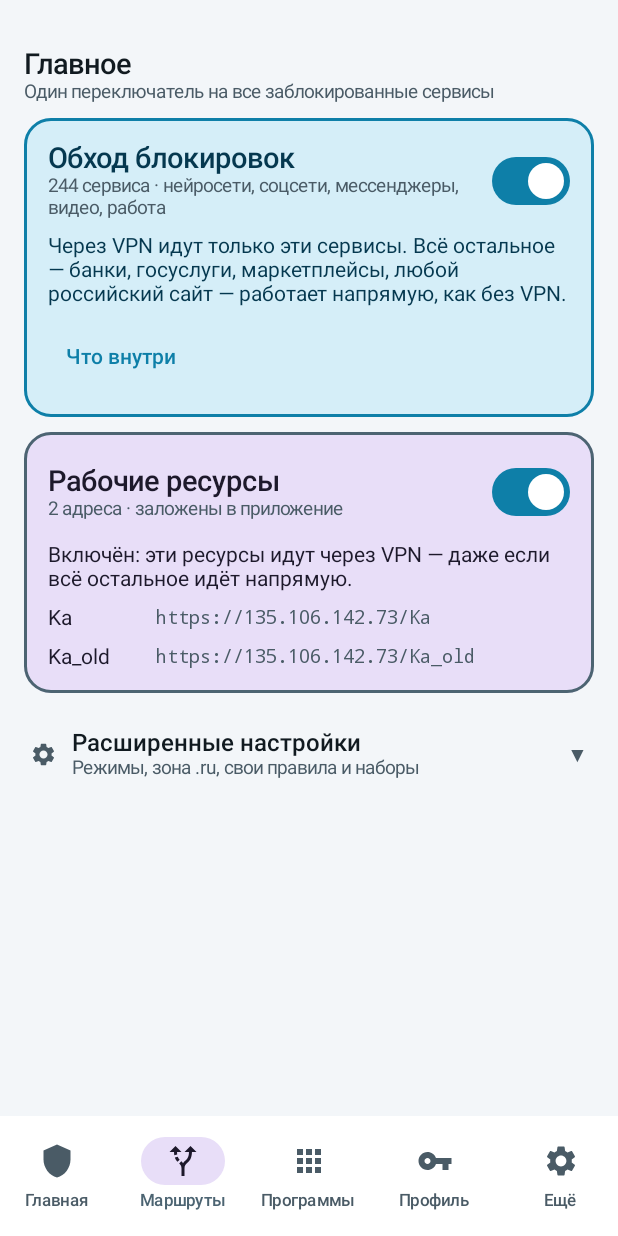
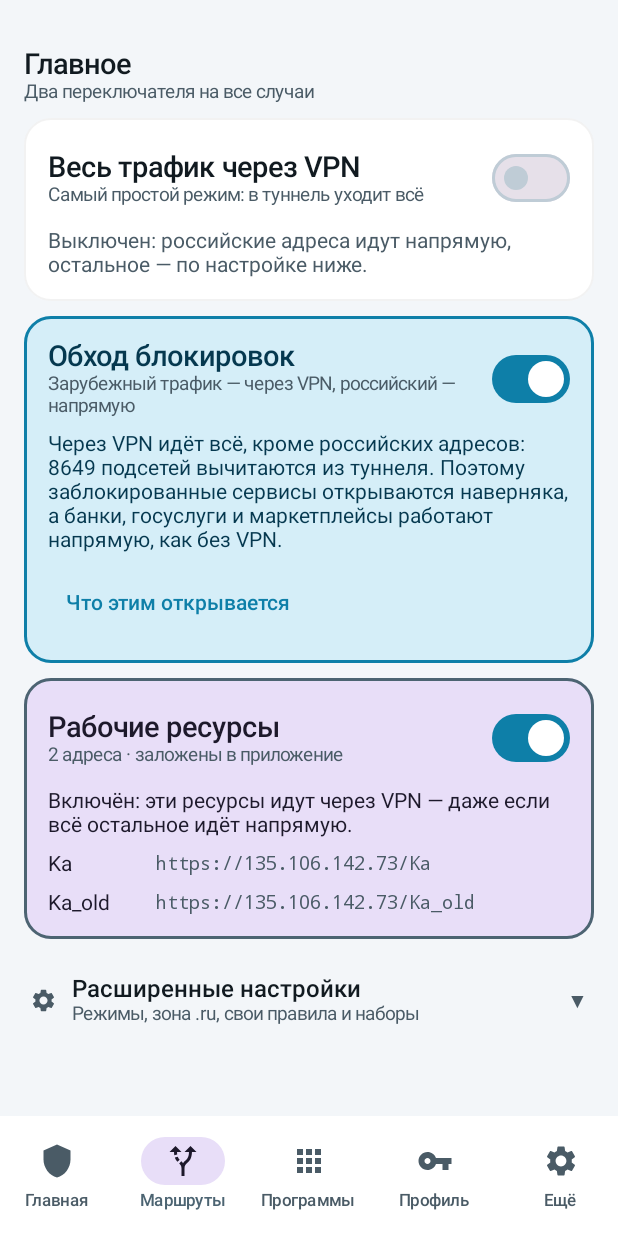
Before and after one commit to viktorbeloglazov-design/vpn, an Android app built with Jetpack Compose: the screen it shows after launch (MainActivity), item 2 of the bottom bar chosen, on a phone screen of 412 x 824 dp. Run offline under Robolectric (Android 15) with nearby library versions, the phone set to English and light mode, and no system bars; libraries missing offline, so code that uses them is left out: org.amnezia.awg.

Commit message:
Главный фильтр работает по адресам, а не по именам сервисов
Было так: приложение разворачивало 244 домена в адреса и заворачивало
в туннель только их. Внутри России это ненадёжно по трём причинам сразу.
Ответ обычного DNS подменяют, и в туннель уезжал неверный адрес.
Крупные сервисы живут на сотнях адресов, которые меняются на ходу, —
разобранный час назад список уже не тот. И IPv6 шёл мимо туннеля совсем:
в режиме «только правила» шестая версия не заворачивалась, а в мобильной
сети телефон ходит именно по ней.

Теперь главный фильтр — это «всё через VPN, кроме российских адресов»:
из туннеля вычитаются 8 649 подсетей России. Заблокированный сервис
открывается, даже если приложение впервые видит его адрес, а банки,
госуслуги и маркетплейсы по-прежнему идут напрямую. Имена доменов для
этого больше не разворачиваются — подключение стало и быстрее.

IPv6 заворачивается в туннель в любом режиме: иначе утечка мимо VPN.

Добавлен переключатель «Весь трафик через VPN» — он перекрывает
остальные и просто уводит в туннель всё.

Co-Authored-By: Claude Opus 5 <noreply@anthropic.com>
Claude-Session: https://claude.ai/code/session_01VH45CZBSJD2YufTyWY8uZc

```diff
--- a/android/app/src/main/java/kz/qpvpn/MainActivity.kt
+++ b/android/app/src/main/java/kz/qpvpn/MainActivity.kt
@@ -144,6 +144,7 @@ class MainActivity : ComponentActivity() {
                         onToggle = ::toggleTunnel,
                         onModeChange = ::changeMode,
                         onMainFilterChange = ::changeMainFilter,
+                        onFullTunnelChange = ::changeFullTunnel,
                         onWorkFilterChange = ::changeWorkFilter,
                         onAddRule = ::addRule,
                         onToggleRule = ::toggleRule,
@@ -196,6 +197,12 @@ class MainActivity : ComponentActivity() {
     /** Главный фильтр сам задаёт маршруты, поэтому туннель пересобирается. */
     private fun changeMainFilter(enabled: Boolean) {
         app.store.update { it.copy(mainFilter = enabled) }
+        reapplyRoutes()
+    }
+
+    /** Весь трафик через VPN: перекрывает остальные переключатели. */
+    private fun changeFullTunnel(enabled: Boolean) {
+        app.store.update { it.copy(fullTunnel = enabled) }
         reapplyRoutes()
     }
 
--- a/android/app/src/main/java/kz/qpvpn/model/Models.kt
+++ b/android/app/src/main/java/kz/qpvpn/model/Models.kt
@@ -95,7 +95,20 @@ data class AppConfig(
     val enabled: Boolean = false,
 
     /**
-     * Главный фильтр: через VPN идёт только то, что не работает из России.
+     * Весь трафик через VPN.
+     *
+     * Самый простой режим: туннель забирает всё, включая российские сайты.
+     * Перекрывает остальные переключатели.
+     */
+    val fullTunnel: Boolean = false,
+
+    /**
+     * Главный фильтр: через VPN идёт всё, кроме российских адресов.
+     *
+     * Так заблокированные сервисы работают наверняка: их адреса приложение
+     * не угадывает по имени, а просто не оставляет снаружи туннеля. Банки,
+     * госуслуги и любые российские сайты при этом идут напрямую — их
+     * подсети вычитаются из туннеля целиком.
      *
      * Включён по умолчанию и перекрывает режим маршрутизации — всё остальное
      * настраивается в расширенных настройках.
@@ -118,9 +131,13 @@ data class AppConfig(
     val activeRules: List<RoutingRule>
         get() = rules.filter { it.enabled && it.value.isNotBlank() }
 
-    /** Режим, который действительно применяется с учётом главного фильтра. */
+    /** Режим, который действительно применяется с учётом переключателей. */
     val effectiveMode: TunnelMode
-        get() = if (mainFilter) TunnelMode.INCLUDE else mode
+        get() = when {
+            fullTunnel -> TunnelMode.FULL
+            mainFilter -> TunnelMode.EXCLUDE
+            else -> mode
+        }
 }
 
 enum class ConnectionState {
--- a/android/app/src/main/java/kz/qpvpn/ui/Screens.kt
+++ b/android/app/src/main/java/kz/qpvpn/ui/Screens.kt
@@ -119,6 +119,7 @@ data class ScreenActions(
     val onToggle: () -> Unit,
     val onModeChange: (TunnelMode) -> Unit,
     val onMainFilterChange: (Boolean) -> Unit,
+    val onFullTunnelChange: (Boolean) -> Unit,
     val onWorkFilterChange: (Boolean) -> Unit,
     val onAddRule: (RuleKind, String) -> String?,
     val onToggleRule: (String, Boolean) -> Unit,
@@ -326,6 +327,29 @@ private fun HomeSection(state: ScreenState, actions: ScreenActions, onNavigate:
             InfoCard {
                 Row(verticalAlignment = Alignment.CenterVertically) {
                     Icon(
+                        Icons.Filled.Shield,
+                        contentDescription = null,
+                        tint = MaterialTheme.colorScheme.primary,
+                    )
+                    Spacer(Modifier.width(12.dp))
+                    Column(modifier = Modifier.weight(1f)) {
+                        Text("Весь трафик через VPN", style = MaterialTheme.typography.titleMedium)
+                        Text(
+                            if (state.config.fullTunnel)
+                                "В туннель уходит всё, включая российские сайты"
+                            else
+                                "Выключен: российские адреса идут напрямую",
+                            style = MaterialTheme.typography.bodySmall,
+                            color = MaterialTheme.colorScheme.onSurfaceVariant,
+                        )
+                    }
+                    Switch(
+                        checked = state.config.fullTunnel,
+                        onCheckedChange = { actions.onFullTunnelChange(it) },
+                    )
+                }
+                Row(verticalAlignment = Alignment.CenterVertically, modifier = Modifier.padding(top = 4.dp)) {
+                    Icon(
                         Icons.Filled.CallSplit,
                         contentDescription = null,
                         tint = MaterialTheme.colorScheme.primary,
@@ -337,16 +361,18 @@ private fun HomeSection(state: ScreenState, actions: ScreenActions, onNavigate:
                             style = MaterialTheme.typography.titleMedium,
                         )
                         Text(
-                            if (state.config.mainFilter)
-                                "${state.masterCount} сервисов через VPN, остальное напрямую"
-                            else
-                                state.config.mode.subtitle,
+                            when {
+                                state.config.fullTunnel -> "Не действует, пока включён весь трафик"
+                                state.config.mainFilter -> "Зарубежное — через VPN, российское — напрямую"
+                                else -> state.config.mode.subtitle
+                            },
                             style = MaterialTheme.typography.bodySmall,
                             color = MaterialTheme.colorScheme.onSurfaceVariant,
                         )
                     }
                     Switch(
                         checked = state.config.mainFilter,
+                        enabled = !state.config.fullTunnel,
                         onCheckedChange = { actions.onMainFilterChange(it) },
                     )
                 }
@@ -437,9 +463,54 @@ private fun RoutesSection(state: ScreenState, actions: ScreenActions) {
         contentPadding = PaddingValues(horizontal = 16.dp, vertical = 12.dp),
         verticalArrangement = Arrangement.spacedBy(10.dp),
     ) {
+        // ——— Весь трафик ———
+        item {
+            SectionHeader("Главное", "Два переключателя на все случаи")
+
+            Card(
+                modifier = Modifier.fillMaxWidth(),
+                colors = CardDefaults.cardColors(
+                    containerColor = if (state.config.fullTunnel) MaterialTheme.colorScheme.primaryContainer
+                    else MaterialTheme.colorScheme.surface
+                ),
+                border = BorderStroke(
+                    if (state.config.fullTunnel) 1.5.dp else 1.dp,
+                    if (state.config.fullTunnel) MaterialTheme.colorScheme.primary else colors.cardBorder,
+                ),
+                shape = RoundedCornerShape(18.dp),
+            ) {
+                Column(modifier = Modifier.padding(16.dp), verticalArrangement = Arrangement.spacedBy(10.dp)) {
+                    Row(verticalAlignment = Alignment.CenterVertically) {
+                        Column(modifier = Modifier.weight(1f)) {
+                            Text("Весь трафик через VPN", style = MaterialTheme.typography.titleLarge)
+                            Text(
+                                "Самый простой режим: в туннель уходит всё",
+                                style = MaterialTheme.typography.bodySmall,
+                                color = MaterialTheme.colorScheme.onSurfaceVariant,
+                            )
+                        }
+                        Spacer(Modifier.width(10.dp))
+                        Switch(
+                            checked = state.config.fullTunnel,
+                            onCheckedChange = { actions.onFullTunnelChange(it) },
+                        )
+                    }
+
+                    Text(
+                        if (state.config.fullTunnel)
+                            "Включён: через VPN идёт всё, включая российские сайты. Банки и госуслуги при этом могут спрашивать подтверждение — они видят чужую страну."
+                        else
+                            "Выключен: российские адреса идут напрямую, остальное — по настройке ниже.",
+                        style = MaterialTheme.typography.bodyMedium,
+                        color = if (state.config.fullTunnel) MaterialTheme.colorScheme.onPrimaryContainer
+                        else MaterialTheme.colorScheme.onSurfaceVariant,
+                    )
+                }
+            }
+        }
+
         // ——— Главный фильтр ———
         item {
-            SectionHeader("Главное", "Один переключатель на все заблокированные сервисы")
 
             Card(
                 modifier = Modifier.fillMaxWidth(),
@@ -458,8 +529,7 @@ private fun RoutesSection(state: ScreenState, actions: ScreenActions) {
                         Column(modifier = Modifier.weight(1f)) {
                             Text("Обход блокировок", style = MaterialTheme.typography.titleLarge)
                             Text(
-                                "${state.masterCount} ${plural(state.masterCount, "сервис", "сервиса", "сервисов")} · " +
-                                    "нейросети, соцсети, мессенджеры, видео, работа",
+                                "Зарубежный трафик — через VPN, российский — напрямую",
                                 style = MaterialTheme.typography.bodySmall,
                                 color = MaterialTheme.colorScheme.onSurfaceVariant,
                             )
@@ -472,17 +542,24 @@ private fun RoutesSection(state: ScreenState, actions: ScreenActions) {
                     }
 
                     Text(
-                        if (state.config.mainFilter)
-                            "Через VPN идут только эти сервисы. Всё остальное — банки, госуслуги, маркетплейсы, любой российский сайт — работает напрямую, как без VPN."
-                        else
-                            "Выключен: маршруты задаются вручную в расширенных настройках.",
+                        when {
+                            state.config.fullTunnel ->
+                                "Сейчас включён весь трафик — этот переключатель не действует."
+                            state.config.mainFilter ->
+                                "Через VPN идёт всё, кроме российских адресов: ${state.ruZoneCount} " +
+                                    plural(state.ruZoneCount, "подсеть", "подсети", "подсетей") +
+                                    " вычитаются из туннеля. Поэтому заблокированные сервисы открываются наверняка, " +
+                                    "а банки, госуслуги и маркетплейсы работают напрямую, как без VPN."
+                            else ->
+                                "Выключен: маршруты задаются вручную в расширенных настройках."
+                        },
                         style = MaterialTheme.typography.bodyMedium,
                         color = if (state.config.mainFilter) MaterialTheme.colorScheme.onPrimaryContainer
                         else MaterialTheme.colorScheme.onSurfaceVariant,
                     )
 
                     TextButton(onClick = { whatsInside = !whatsInside }) {
-                        Text(if (whatsInside) "Свернуть список" else "Что внутри")
+                        Text(if (whatsInside) "Свернуть список" else "Что этим открывается")
                     }
 
                     if (whatsInside) {
@@ -516,8 +593,8 @@ private fun RoutesSection(state: ScreenState, actions: ScreenActions) {
                             )
                         }
                         Text(
-                            "Если вы включите разбор по программам в расширенных настройках, " +
-                                "эти ${state.masterApps} приложений уже отмечены — отмечать вручную ничего не нужно.",
+                            "Это примеры: считать их по именам больше не нужно, адреса и так внутри туннеля. " +
+                                "А если вы включите разбор по программам, эти ${state.masterApps} приложений уже отмечены.",
                             style = MaterialTheme.typography.bodySmall,
                             color = MaterialTheme.colorScheme.onSurfaceVariant,
                         )
```
Also changed, not shown: android/app/src/main/java/kz/qpvpn/vpn/TunnelController.kt (+16 -12 lines), 1 other file.
